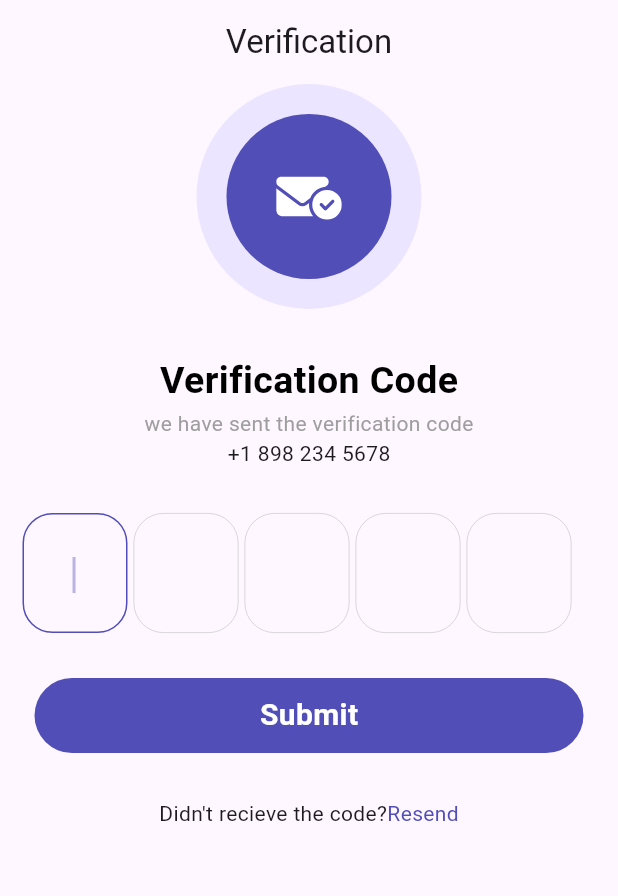
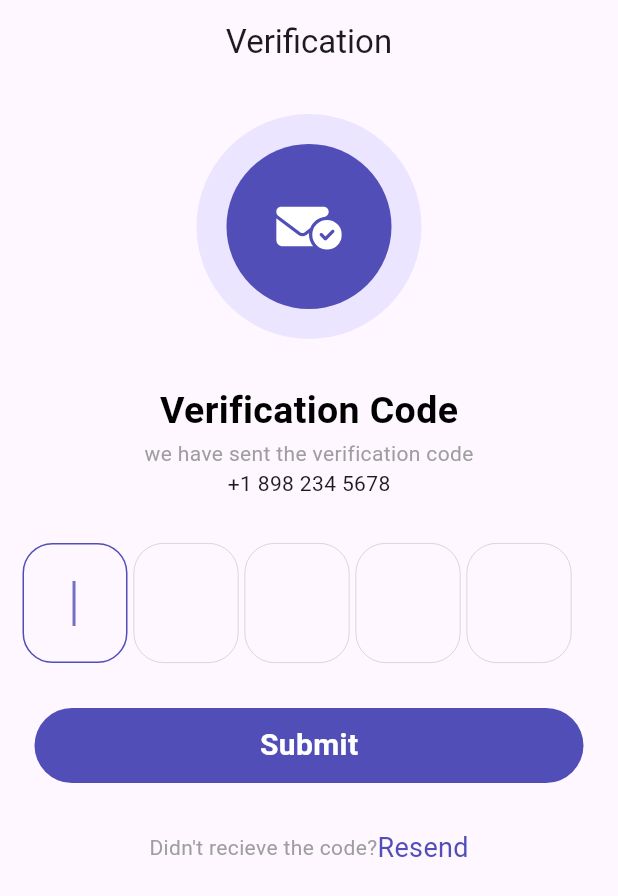
Before and after one commit to ibrahimalnagar45/Kutuku, a Flutter app: the VerificationView screen opened by its route, on a phone screen of 412 x 824 dp. Shown: the top 896 px of the screen. Run offline on Flutter 3.47's test engine with Material 3 defaults, Android fonts, the phone set to English and light mode, and no system bars; our stand-ins replace flutter_svg, go_router.

Commit message:
Refactor verification code bloc and view body
Refactor verification code bloc and view body for better code organization
and readability. Add focus management for input fields. Fix dispose method
typo.

```diff
--- a/lib/features/auth/presentation/views/widgets/verification_code_bloc.dart
+++ b/lib/features/auth/presentation/views/widgets/verification_code_bloc.dart
@@ -1,31 +1,43 @@
 import 'package:flutter/material.dart';
+import 'package:flutter/services.dart';
 import 'package:kutuku/constants.dart';
 
 class VerificationCodeBloc extends StatefulWidget {
-  const VerificationCodeBloc(
-      {super.key, this.isFocused = false, this.onsubmitted});
+  const VerificationCodeBloc({
+    super.key,
+    this.isFocused = false,
+    this.onsubmitted,
+    required this.focusNode,
+  });
   final bool isFocused;
-  final Function(String)? onsubmitted;
+  final FocusNode focusNode;
+  // final FocusNode? nextFocus;
+  final void Function(String)? onsubmitted;
   @override
   State<VerificationCodeBloc> createState() => _VerificationCodeBlocState();
 }
 
 class _VerificationCodeBlocState extends State<VerificationCodeBloc> {
-  late FocusNode _focusNode;
   bool isFocused = false;
+
   @override
   void initState() {
-    _focusNode = FocusNode();
-    _focusNode.addListener(() {
+    widget.focusNode.addListener(() {
       _handleFocusChange();
     });
 
     super.initState();
   }
 
+  @override
+  void dispose() {
+    super.dispose();
+     widget.focusNode.removeListener(_handleFocusChange);
+  }
+
   void _handleFocusChange() {
     setState(() {
-      isFocused = _focusNode.hasFocus;
+      isFocused = widget.focusNode.hasFocus;
     });
   }
 
@@ -42,12 +54,22 @@ class _VerificationCodeBlocState extends State<VerificationCodeBloc> {
       ),
       child: Center(
         child: TextField(
+          inputFormatters: [
+            LengthLimitingTextInputFormatter(1),
+          ],
           onSubmitted: widget.onsubmitted,
           autofocus: widget.isFocused,
-          focusNode: _focusNode,
+          focusNode: widget.focusNode,
           textAlign: TextAlign.center,
-          cursorColor: kPrimaryColor.withOpacity(.4),
-          decoration: const InputDecoration.collapsed(hintText: ''),
+          cursorColor: kPrimaryColor.withOpacity(.8),
+          style: const TextStyle(
+            color: Colors.black,
+            fontWeight: FontWeight.bold,
+            fontSize: 20,
+          ),
+          decoration: const InputDecoration(
+            border: InputBorder.none,
+          ),
         ),
       ),
     );
--- a/lib/features/auth/presentation/views/widgets/verification_view_body.dart
+++ b/lib/features/auth/presentation/views/widgets/verification_view_body.dart
@@ -1,6 +1,4 @@
-import 'package:awesome_icons/awesome_icons.dart';
 import 'package:flutter/material.dart';
-
 import 'package:flutter_svg/svg.dart';
 import 'package:kutuku/constants.dart';
 import 'package:kutuku/core/utils/styles.dart';
@@ -17,11 +15,30 @@ class VerificationViewBody extends StatefulWidget {
 
 class _VerificationViewBodyState extends State<VerificationViewBody> {
   int currentIndex = 0;
+  late List<FocusNode> focusNodes;
+  late TextEditingController _controller;
+  @override
+  void initState() {
+    focusNodes = List.generate(5, (index) => FocusNode());
+    _controller = TextEditingController();
+    super.initState();
+  }
+
+  void depose() {
+    _controller.dispose();
+    focusNodes.forEach((node) {
+      node.dispose();
+    });
+  }
+
   @override
   Widget build(BuildContext context) {
-    return Column(
-      crossAxisAlignment: CrossAxisAlignment.center,
+    return ListView(
+      // crossAxisAlignment: CrossAxisAlignment.center,
       children: [
+        const SizedBox(
+          height: 20,
+        ),
         CircleAvatar(
           minRadius: 75,
           backgroundColor: Colors.grey.withBlue(255).withOpacity(.2),
@@ -41,9 +58,11 @@ class _VerificationViewBodyState extends State<VerificationViewBody> {
         const SizedBox(
           height: 30,
         ),
-        Text(
-          'Verification Code',
-          style: Styles.titleStyle.copyWith(fontSize: 25),
+        Center(
+          child: Text(
+            'Verification Code',
+            style: Styles.titleStyle.copyWith(fontSize: 25),
+          ),
         ),
         const Column(
           mainAxisAlignment: MainAxisAlignment.center,
@@ -72,6 +91,26 @@ class _VerificationViewBodyState extends State<VerificationViewBody> {
                     child: Padding(
                       padding: const EdgeInsets.only(right: 4),
                       child: VerificationCodeBloc(
+                        onsubmitted: (value) {
+                          {
+                            // Submit logic goes here
+                            // For now, just move focus to the next field
+                            if (_controller.text.length < 5) {
+                              return; // Don't proceed if code length is less than 5
+                            }
+                            for (var i = 0; i < focusNodes.length; i++) {
+                              if (!focusNodes[i].hasFocus &&
+                                  i < focusNodes.length - 1) {
+                                focusNodes[i + 1].requestFocus();
+                                break;
+                              }
+                            }
+                          }
+                        },
+                        focusNode: focusNodes[index],
+                        // nextFocus: currentIndex == index
+                        //     ? focusNodes[index + 1]
+                        //     : null,
                         isFocused: currentIndex == index,
                       ),
                     ));
@@ -80,8 +119,21 @@ class _VerificationViewBodyState extends State<VerificationViewBody> {
         const SizedBox(
           height: 30,
         ),
-        const CustomButton(
+        CustomButton(
           text: 'Submit',
+          onPressed: () {
+            // Submit logic goes here
+            // For now, just move focus to the next field
+            if (_controller.text.length < 5) {
+              return; // Don't proceed if code length is less than 5
+            }
+            for (var i = 0; i < focusNodes.length; i++) {
+              if (!focusNodes[i].hasFocus && i < focusNodes.length - 1) {
+                focusNodes[i + 1].requestFocus();
+                break;
+              }
+            }
+          },
         ),
         const SizedBox(
           height: 30,
@@ -89,10 +141,14 @@ class _VerificationViewBodyState extends State<VerificationViewBody> {
         Row(
           mainAxisAlignment: MainAxisAlignment.center,
           children: [
-            const Text('Didn\'t recieve the code?'),
+            const Text(
+              'Didn\'t recieve the code?',
+              style: Styles.desStyle,
+            ),
             Text(
               'Resend',
-              style: Styles.desStyle.copyWith(color: kPrimaryColor),
+              style:
+                  Styles.desStyle.copyWith(color: kPrimaryColor, fontSize: 18),
             ),
             //  const   Icon(
             //       FontAwesomeIcons.chevronRight,
```
